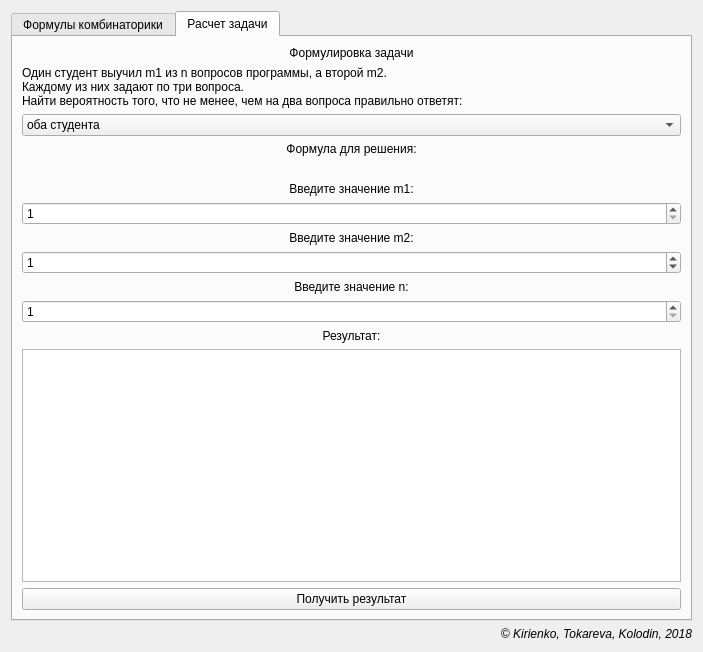
Above: mainwindow.ui from VooDooPumpkin/TVLab2 before the change. Below: the same form after it.
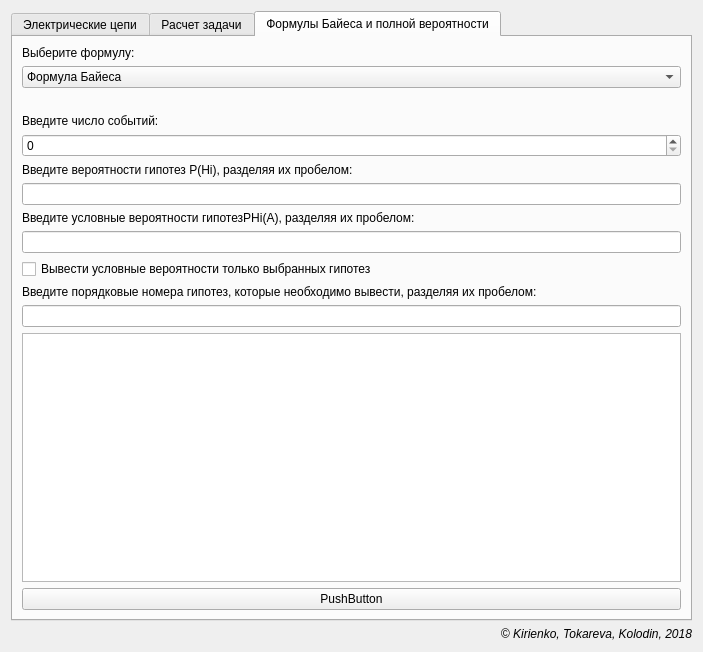
That is the form after the change.

Commit message: Added 3d tab in GUI

The edit to the form file:
```diff
--- a/mainwindow.ui
+++ b/mainwindow.ui
@@ -7,7 +7,7 @@
     <x>0</x>
     <y>0</y>
     <width>645</width>
-    <height>632</height>
+    <height>638</height>
    </rect>
   </property>
   <property name="font">
@@ -28,11 +28,11 @@
    <item>
     <widget class="QTabWidget" name="tabWidget">
      <property name="currentIndex">
-      <number>1</number>
+      <number>2</number>
      </property>
      <widget class="QWidget" name="tab">
       <attribute name="title">
-       <string>Формулы комбинаторики</string>
+       <string>Электрические цепи</string>
       </attribute>
       <layout class="QVBoxLayout" name="verticalLayout_5">
        <item>
@@ -473,6 +473,113 @@
        </item>
       </layout>
      </widget>
+     <widget class="QWidget" name="tab_3">
+      <attribute name="title">
+       <string>Формулы Байеса и полной вероятности</string>
+      </attribute>
+      <layout class="QVBoxLayout" name="verticalLayout_14">
+       <item>
+        <layout class="QVBoxLayout" name="verticalLayout_9">
+         <item>
+          <widget class="QLabel" name="labelChangeFormula">
+           <property name="text">
+            <string>Выберите формулу:</string>
+           </property>
+          </widget>
+         </item>
+         <item>
+          <widget class="QComboBox" name="comboBox">
+           <item>
+            <property name="text">
+             <string>Формула Байеса</string>
+            </property>
+           </item>
+           <item>
+            <property name="text">
+             <string>Формула полной вероятности</string>
+            </property>
+           </item>
+          </widget>
+         </item>
+         <item>
+          <widget class="QLabel" name="formula_label">
+           <property name="text">
+            <string/>
+           </property>
+          </widget>
+         </item>
+        </layout>
+       </item>
+       <item>
+        <layout class="QVBoxLayout" name="verticalLayout_13">
+         <item>
+          <widget class="QLabel" name="label_3">
+           <property name="text">
+            <string>Введите число событий:</string>
+           </property>
+          </widget>
+         </item>
+         <item>
+          <widget class="QSpinBox" name="spinBox"/>
+         </item>
+         <item>
+          <widget class="QLabel" name="label_4">
+           <property name="text">
+            <string>Введите вероятности гипотез P(Hi), разделяя их пробелом:</string>
+           </property>
+          </widget>
+         </item>
+         <item>
+          <widget class="QLineEdit" name="lineEdit"/>
+         </item>
+         <item>
+          <widget class="QLabel" name="label_5">
+           <property name="text">
+            <string>Введите условные вероятности гипотезPHi(A), разделяя их пробелом:</string>
+           </property>
+          </widget>
+         </item>
+         <item>
+          <widget class="QLineEdit" name="lineEdit_2"/>
+         </item>
+        </layout>
+       </item>
+       <item>
+        <layout class="QVBoxLayout" name="verticalLayout_12">
+         <item>
+          <widget class="QCheckBox" name="checkBox">
+           <property name="text">
+            <string>Вывести условные вероятности только выбранных гипотез</string>
+           </property>
+          </widget>
+         </item>
+         <item>
+          <widget class="QLabel" name="label_16">
+           <property name="text">
+            <string>Введите порядковые номера гипотез, которые необходимо вывести, разделяя их пробелом:</string>
+           </property>
+          </widget>
+         </item>
+         <item>
+          <widget class="QLineEdit" name="lineEdit_3"/>
+         </item>
+        </layout>
+       </item>
+       <item>
+        <widget class="QTextBrowser" name="textBrowser"/>
+       </item>
+       <item>
+        <widget class="QPushButton" name="pushButton">
+         <property name="text">
+          <string>PushButton</string>
+         </property>
+         <property name="autoDefault">
+          <bool>false</bool>
+         </property>
+        </widget>
+       </item>
+      </layout>
+     </widget>
     </widget>
    </item>
    <item>
```
